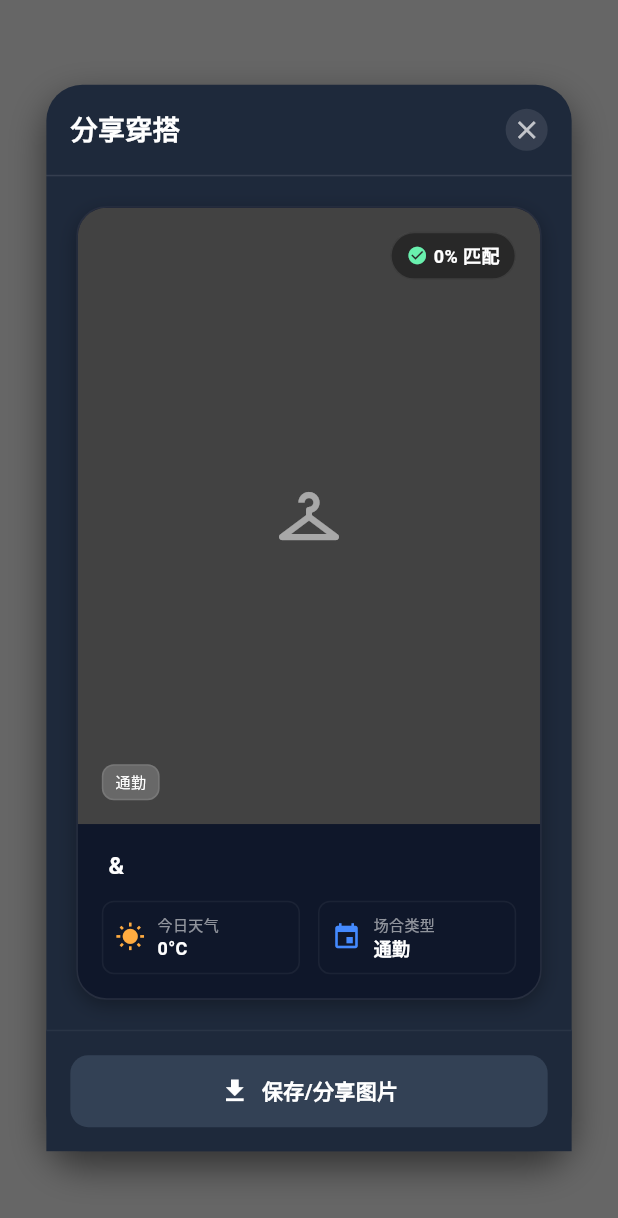
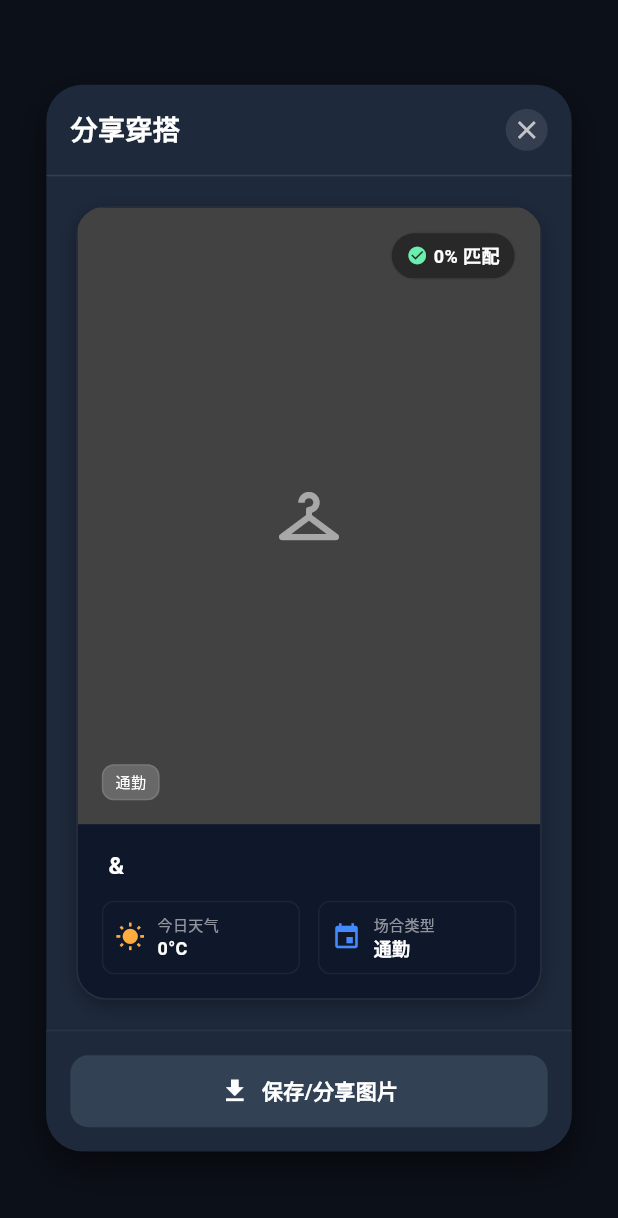
Before and after one commit to QinGeneral/WhatToWearFlutter, a Flutter app: the ShareDialog screen opened directly with empty values, on a phone screen of 412 x 824 dp. Shown: the top 1218 px of the screen. Run offline on Flutter 3.47's test engine with Material 3 defaults, Android fonts, the phone set to English and light mode, and no system bars; drawn by our look-alikes of screenshot; our stand-ins replace flutter_svg, geocoding, geolocator, google_generative_ai, image_picker, share_plus and 1 more; accounts and stored records are empty.

Commit message:
fixed: 6 changes

```diff
--- a/lib/pages/add_item_page.dart
+++ b/lib/pages/add_item_page.dart
@@ -398,7 +398,7 @@ class _AddItemPageState extends State<AddItemPage> {
                               : context.borderColor,
                           width: 2,
                           strokeAlign: _imageBase64 != null
-                              ? BorderSide.strokeAlignInside
+                              ? BorderSide.strokeAlignOutside
                               : BorderSide.strokeAlignCenter,
                         ),
                         boxShadow: _imageBase64 != null
--- a/lib/pages/wardrobe_page.dart
+++ b/lib/pages/wardrobe_page.dart
@@ -172,7 +172,8 @@ class _CategoryChip extends StatelessWidget {
         onTap: onTap,
         child: AnimatedContainer(
           duration: const Duration(milliseconds: 200),
-          padding: const EdgeInsets.symmetric(horizontal: 20, vertical: 10),
+          alignment: Alignment.center,
+          padding: const EdgeInsets.symmetric(horizontal: 20, vertical: 8),
           decoration: BoxDecoration(
             color: selected ? AppTheme.primaryBlue : context.cardColor,
             borderRadius: BorderRadius.circular(16),
--- a/lib/widgets/share_dialog.dart
+++ b/lib/widgets/share_dialog.dart
@@ -56,7 +56,7 @@ class _ShareDialogState extends State<ShareDialog> {
   @override
   Widget build(BuildContext context) {
     return Scaffold(
-      backgroundColor: Colors.transparent,
+      backgroundColor: const Color(0xFF1E293B),
       body: Stack(
         children: [
           // Backdrop
@@ -152,13 +152,7 @@ class _ShareDialogState extends State<ShareDialog> {
                               crossAxisAlignment: CrossAxisAlignment.stretch,
                               children: [
                                 // Image Section
-                                ClipRRect(
-                                  borderRadius: const BorderRadius.vertical(
-                                    top: Radius.circular(
-                                      19,
-                                    ), // radius-1 for border
-                                  ),
-                                  child: AspectRatio(
+                                AspectRatio(
                                   aspectRatio: 3 / 4,
                                   child: Stack(
                                     fit: StackFit.expand,
@@ -178,8 +172,9 @@ class _ShareDialogState extends State<ShareDialog> {
                                             color: Colors.black.withValues(
                                               alpha: 0.4,
                                             ),
-                                              borderRadius:
-                                                  BorderRadius.circular(20),
+                                            borderRadius: BorderRadius.circular(
+                                              20,
+                                            ),
                                             border: Border.all(
                                               color: Colors.white.withValues(
                                                 alpha: 0.1,
@@ -221,8 +216,9 @@ class _ShareDialogState extends State<ShareDialog> {
                                             color: Colors.white.withValues(
                                               alpha: 0.2,
                                             ),
-                                              borderRadius:
-                                                  BorderRadius.circular(8),
+                                            borderRadius: BorderRadius.circular(
+                                              8,
+                                            ),
                                             border: Border.all(
                                               color: Colors.white.withValues(
                                                 alpha: 0.1,
@@ -244,7 +240,6 @@ class _ShareDialogState extends State<ShareDialog> {
                                         ),
                                       ),
                                     ],
-                                    ),
                                   ),
                                 ),
 
@@ -308,6 +303,9 @@ class _ShareDialogState extends State<ShareDialog> {
                   Container(
                     decoration: BoxDecoration(
                       color: const Color(0xFF1E293B),
+                      borderRadius: const BorderRadius.vertical(
+                        bottom: Radius.circular(24),
+                      ),
                       border: Border(
                         top: BorderSide(
                           color: Colors.white.withValues(alpha: 0.05),
```
Also changed, not shown: lib/pages/outfit_detail_page.dart (+16 -52 lines). Lines whose indentation alone changed are shown as unchanged.
